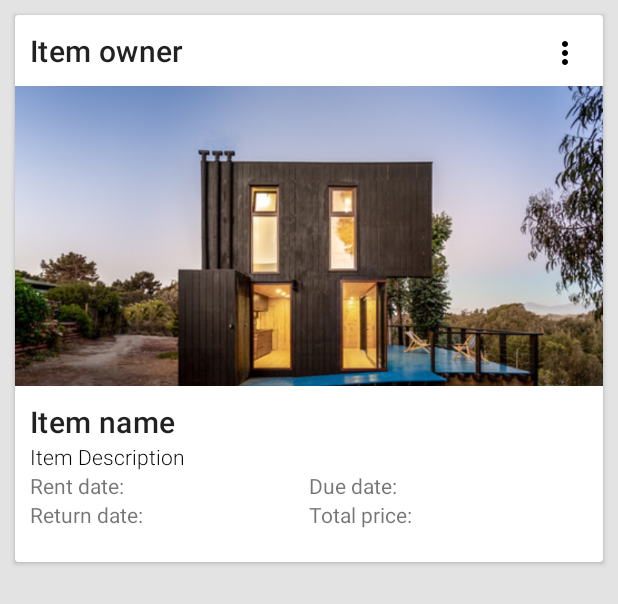
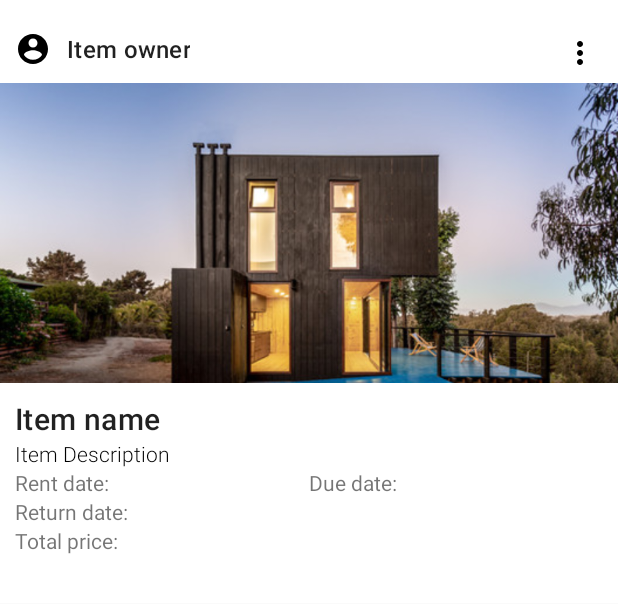
Before and after one commit to jcamilovelandiab/GoRent-android-app, an Android app: the layout layout_item_lending_row.xml on its own in the app's theme, with its tools: preview values and no code run, on a phone screen of 412 x 824 dp. Shown: the top 604 px of the screen. Run offline under Robolectric (Android 15) with nearby library versions, the phone set to English and light mode, and no system bars.

Commit message:
working on lending and renting history

```diff
--- a/app/src/main/java/com/app/gorent/data/model/Category.java
+++ b/app/src/main/java/com/app/gorent/data/model/Category.java
@@ -40,8 +40,9 @@ public class Category {
 
     @Override
     public String toString() {
-        return "-Category" + "\r\n" +
+        /*return "-Category" + "\r\n" +
                 "Name: " + name + "\r\n" +
-                "Description: " + description;
+                "Description: " + description;*/
+        return "-Category: "+name;
     }
 }
--- a/app/src/main/java/com/app/gorent/data/storage/DataSourceCache.java
+++ b/app/src/main/java/com/app/gorent/data/storage/DataSourceCache.java
@@ -61,7 +61,7 @@ public class DataSourceCache {
         Category category1 = new Category("houses", "Luxury houses");
         Category category2 = new Category("cars", "Luxury cars. Lamborghini");
         Category category3 = new Category("pianos", "Grand piano");
-        Category category4 = new Category("laptops", "Lenovo Computers");
+        Category category4 = new Category("laptops", "High-quality Computers");
         MutableLiveData<BasicResult> basicResult = new MutableLiveData<>();
         saveCategory(category1, basicResult);
         saveCategory(category2, basicResult);
--- a/app/src/main/java/com/app/gorent/ui/activities/item_information/ItemInformationActivity.java
+++ b/app/src/main/java/com/app/gorent/ui/activities/item_information/ItemInformationActivity.java
@@ -182,7 +182,7 @@ public class ItemInformationActivity extends AppCompatActivity {
                     et_item_name.setText(item.getName());
                     et_item_description.setText(item.getDescription());
                     et_item_price.setText(item.getPrice().toString());
-                    //...... image, category....
+                    //...... image, category, fee type....
                     for(int i=0; i<categoryAdapter.getCount(); i++){
                         if(categoryAdapter.getItem(i).equals(item.getCategory().getName())){
                             sp_category.setSelection(i);
@@ -200,7 +200,6 @@ public class ItemInformationActivity extends AppCompatActivity {
                     configureTextWatchers();
                     prepareUpdateResultObserver();
                     prepareDeleteResultObserver();
-                    btn_update.setEnabled(false);
                 }
             }
         });
--- a/app/src/main/java/com/app/gorent/ui/activities/main/lend/LendFragment.java
+++ b/app/src/main/java/com/app/gorent/ui/activities/main/lend/LendFragment.java
@@ -38,7 +38,7 @@ public class LendFragment extends Fragment {
     @Override
     public View onCreateView(@NonNull LayoutInflater inflater,
                              ViewGroup container, Bundle savedInstanceState) {
-        View root =  inflater.inflate(R.layout.fragment_lend, container, false);
+        View root =  inflater.inflate(R.layout.fragment_my_stuff, container, false);
         lendViewModel = ViewModelProviders.of(this, new ViewModelFactory()).get(LendViewModel.class);
 
         connectModelWithView(root);
--- a/app/src/main/java/com/app/gorent/ui/activities/main/lent_items_history/LentItemsFragment.java
+++ b/app/src/main/java/com/app/gorent/ui/activities/main/lent_items_history/LentItemsFragment.java
@@ -23,8 +23,6 @@ import com.app.gorent.ui.adapters.RecyclerViewClickListener;
 import com.app.gorent.ui.viewmodel.ViewModelFactory;
 import com.app.gorent.utils.ItemLendingQueryResult;
 
-import java.util.ArrayList;
-
 public class LentItemsFragment extends Fragment {
 
     private LentItemsViewModel lentItemsViewModel;
@@ -36,7 +34,7 @@ public class LentItemsFragment extends Fragment {
                              ViewGroup container, Bundle savedInstanceState) {
         lentItemsViewModel =
                 ViewModelProviders.of(this, new ViewModelFactory()).get(LentItemsViewModel.class);
-        View root = inflater.inflate(R.layout.fragment_lent_items, container, false);
+        View root = inflater.inflate(R.layout.fragment_lending_history, container, false);
         connectModelWithView(root);
         prepareItemLendingObserver();
         return root;
@@ -54,6 +52,7 @@ public class LentItemsFragment extends Fragment {
             @Override
             public void onChanged(ItemLendingQueryResult itemLendingQueryResult) {
                 if(itemLendingQueryResult==null) return;
+                pg_loading.setVisibility(View.GONE);
                 if(itemLendingQueryResult.getItemLendingList()!=null){
                     RecyclerView.Adapter adapter_item_lending_list = new ItemLendingRecyclerViewAdapter(getActivity(),
                             itemLendingQueryResult.getItemLendingList(), new RecyclerViewClickListener() {
@@ -64,7 +63,6 @@ public class LentItemsFragment extends Fragment {
                     });
                     rv_item_lending_list.setAdapter(adapter_item_lending_list);
                     adapter_item_lending_list.notifyDataSetChanged();
-                    pg_loading.setVisibility(View.GONE);
                 }
                 if(itemLendingQueryResult.getError()!=null){
                     Toast.makeText(getContext(), itemLendingQueryResult.getError(), Toast.LENGTH_SHORT).show();
--- a/app/src/main/java/com/app/gorent/ui/adapters/ItemLendingRecyclerViewAdapter.java
+++ b/app/src/main/java/com/app/gorent/ui/adapters/ItemLendingRecyclerViewAdapter.java
@@ -40,7 +40,7 @@ public class ItemLendingRecyclerViewAdapter extends RecyclerView.Adapter<ItemLen
     @Override
     public void onBindViewHolder(@NonNull ItemLendingViewHolder holder, int position) {
         ItemLending itemLending= itemLendingList.get(position);
-        holder.bind(itemLending,listener);
+        holder.bind(itemLending, listener);
     }
 
     @Override
@@ -66,6 +66,7 @@ public class ItemLendingRecyclerViewAdapter extends RecyclerView.Adapter<ItemLen
             tv_item_lending_total_price = itemView.findViewById(R.id.item_lending_row_tv_total_price);
             iv_image = itemView.findViewById(R.id.item_lending_row_iv_item_picture);
             tv_item_lending_row_tv_owner = itemView.findViewById(R.id.item_lending_row_tv_owner);
+            ib_more = itemView.findViewById(R.id.item_lending_row_iv_item_ib_more);
         }
 
         public void bind(final ItemLending itemLending, final RecyclerViewClickListener listener){
@@ -73,7 +74,7 @@ public class ItemLendingRecyclerViewAdapter extends RecyclerView.Adapter<ItemLen
             tv_item_description.setText(itemLending.getItem().getDescription());
             tv_item_lending_rent_date.setText("Rent date: "+itemLending.getLendingDate().toString());
             tv_item_lending_due_date.setText("Due date: "+itemLending.getDueDate().toString());
-            String returnDateStr = "Item has not yet returned.";
+            String returnDateStr = "Item has not returned yet.";
             if(itemLending.getReturnDate()!=null){
                 returnDateStr = itemLending.getReturnDate().toString();
             }
--- a/app/src/main/res/layout/fragment_lent_items.xml
+++ b/app/src/main/res/layout/fragment_lending_history.xml
@@ -5,14 +5,15 @@
     android:layout_width="match_parent"
     android:layout_height="match_parent"
     tools:context=".ui.activities.main.lent_items_history.LentItemsFragment"
-    android:background="#E4E3E3">
+    >
 
     <androidx.recyclerview.widget.RecyclerView
         android:id="@+id/lent_items_rv_item_lending_list"
         android:layout_width="match_parent"
         android:layout_height="match_parent"
         android:orientation="vertical"
-        android:paddingBottom="?attr/actionBarSize">
+        android:divider="@null"
+        android:dividerHeight="0dp">
     </androidx.recyclerview.widget.RecyclerView>
 
     <ProgressBar
--- a/app/src/main/res/layout/layout_item_lending_row.xml
+++ b/app/src/main/res/layout/layout_item_lending_row.xml
@@ -2,20 +2,21 @@
 <LinearLayout xmlns:android="http://schemas.android.com/apk/res/android"
     xmlns:app="http://schemas.android.com/apk/res-auto"
     android:layout_width="match_parent"
-    android:layout_height="match_parent"
+    android:layout_height="wrap_content"
     android:orientation="vertical"
-    android:background="#E4E3E3"
+    android:background="#FFFFFF"
     >
 
     <androidx.cardview.widget.CardView
+        app:cardElevation="0dp"
         style="@style/CardView.Light"
         app:layout_constraintTop_toTopOf="parent"
         app:layout_constraintStart_toStartOf="parent"
         app:layout_constraintStart_toEndOf="parent"
-        android:layout_margin="10dp"
+        android:layout_marginTop="10dp"
+        android:layout_marginBottom="10dp"
         android:layout_width="match_parent"
         android:layout_height="wrap_content"
-        app:cardBackgroundColor="#FFFFFF"
         >
 
         <LinearLayout
@@ -26,18 +27,22 @@
 
             <RelativeLayout
                 android:layout_width="match_parent"
-                android:layout_height="wrap_content">
+                android:layout_height="wrap_content"
+                android:layout_gravity="center_vertical">
 
                 <TextView
                     android:id="@+id/item_lending_row_tv_owner"
                     style="@style/TextAppearance.MaterialComponents.Headline6"
                     android:layout_width="wrap_content"
                     android:layout_height="wrap_content"
-                    android:textSize="20sp"
+                    android:textSize="16sp"
                     android:text="Item owner"
                     android:layout_margin="10dp"
-                    android:layout_centerVertical="true">
-                </TextView>
+                    android:layout_centerVertical="true"
+                    android:gravity="center"
+                    android:drawableLeft="@drawable/ic_account_circle_black_24dp"
+                    android:drawablePadding="10dp"
+                    />
 
                 <ImageButton
                     android:background="#FFFFFF"
@@ -49,7 +54,8 @@
                     android:layout_marginTop="5dp"
                     android:layout_marginRight="5dp"
                     app:srcCompat="@drawable/ic_more_vert_black_24dp"
-                    android:layout_alignParentRight="true" />
+                    android:layout_alignParentRight="true"
+                    android:scaleType="centerInside"/>
 
             </RelativeLayout>
 
@@ -104,7 +110,7 @@
                 </LinearLayout>
 
                 <LinearLayout
-                    android:orientation="horizontal"
+                    android:orientation="vertical"
                     android:layout_width="match_parent"
                     android:layout_height="wrap_content">
                     <TextView
--- a/app/src/main/res/navigation/mobile_navigation.xml
+++ b/app/src/main/res/navigation/mobile_navigation.xml
@@ -28,19 +28,19 @@
         android:id="@+id/nav_rented_items"
         android:name="com.app.gorent.ui.activities.main.rented_items_history.RentedItemsFragment"
         android:label="@string/menu_rented_items"
-        tools:layout="@layout/fragment_rented_items" />
+        tools:layout="@layout/fragment_renting_history" />
 
     <fragment
         android:id="@+id/nav_lend"
         android:name="com.app.gorent.ui.activities.main.lend.LendFragment"
         android:label="@string/menu_lend"
-        tools:layout="@layout/fragment_lend" />
+        tools:layout="@layout/fragment_my_stuff" />
 
     <fragment
         android:id="@+id/nav_lent_items"
         android:name="com.app.gorent.ui.activities.main.lent_items_history.LentItemsFragment"
         android:label="@string/menu_lent_items"
-        tools:layout="@layout/fragment_lent_items" />
+        tools:layout="@layout/fragment_lending_history" />
 
     <fragment
         android:id="@+id/nav_credits"
--- a/app/src/main/res/values/strings.xml
+++ b/app/src/main/res/values/strings.xml
@@ -73,9 +73,9 @@
     <string name="menu_home">Home</string>
     <string name="menu_search">Search</string>
     <string name="menu_rent">Rent</string>
-    <string name="menu_rented_items">Rented Items History</string>
+    <string name="menu_rented_items">Renting history</string>
     <string name="menu_lend">My stuff</string>
-    <string name="menu_lent_items">Lent Items History</string>
+    <string name="menu_lent_items">Lending history</string>
     <string name="menu_account">My account</string>
     <string name="menu_help">Help</string>
     <string name="title_new_item_form">Publish your item</string>
```
Also changed, not shown: app/src/main/java/com/app/gorent/ui/activities/main/rented_items_history/RentedItemsFragment.java (+62 -8 lines), app/src/main/res/layout/fragment_renting_history.xml (renamed from app/src/main/res/layout/fragment_rented_items.xml, +7 -7 lines), app/src/main/res/layout/fragment_my_stuff.xml (renamed from app/src/main/res/layout/fragment_lend.xml).
